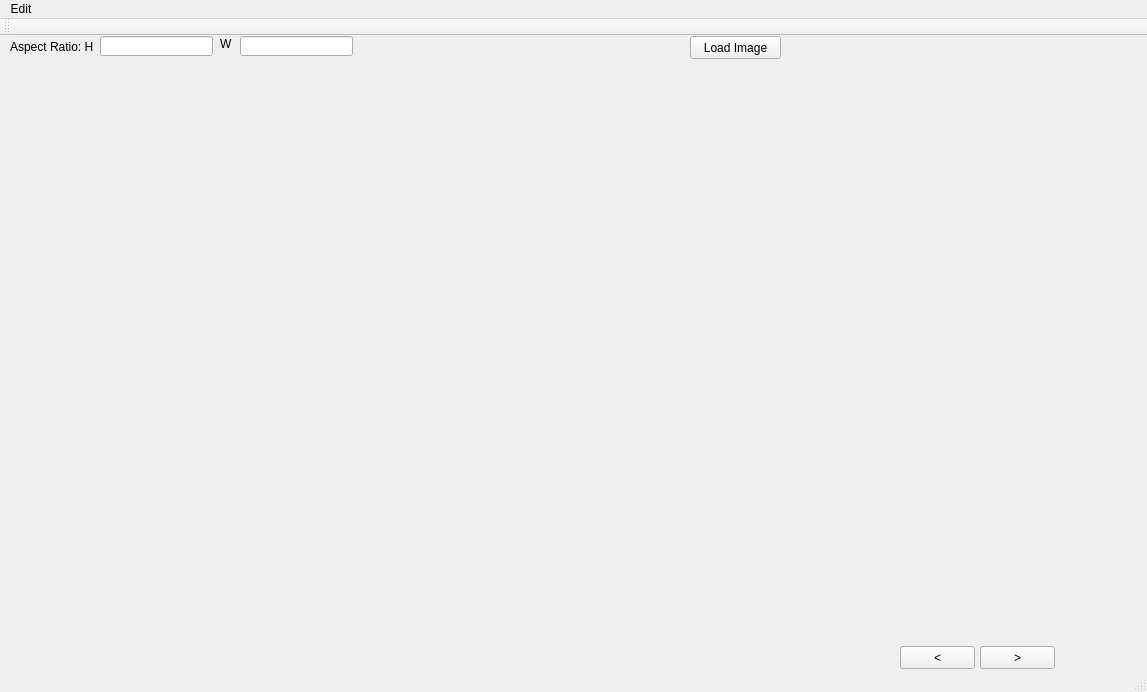
Old version of the form ImgCropper/ImgCropper.ui in the repository HamdySarhan/ImgCropper.
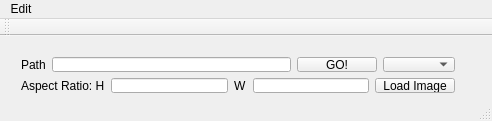
New version of the form.

Patch:
```diff
--- a/ImgCropper/ImgCropper.ui
+++ b/ImgCropper/ImgCropper.ui
@@ -6,76 +6,14 @@
    <rect>
     <x>0</x>
     <y>0</y>
-    <width>1147</width>
-    <height>692</height>
+    <width>492</width>
+    <height>121</height>
    </rect>
   </property>
   <property name="windowTitle">
    <string>ImgCropper</string>
   </property>
   <widget class="QWidget" name="centralWidget">
-   <widget class="QLabel" name="label">
-    <property name="geometry">
-     <rect>
-      <x>10</x>
-      <y>0</y>
-      <width>91</width>
-      <height>21</height>
-     </rect>
-    </property>
-    <property name="text">
-     <string>Aspect Ratio: H</string>
-    </property>
-   </widget>
-   <widget class="QLineEdit" name="Rh">
-    <property name="geometry">
-     <rect>
-      <x>100</x>
-      <y>0</y>
-      <width>113</width>
-      <height>20</height>
-     </rect>
-    </property>
-   </widget>
-   <widget class="QLineEdit" name="Rw">
-    <property name="geometry">
-     <rect>
-      <x>240</x>
-      <y>0</y>
-      <width>113</width>
-      <height>20</height>
-     </rect>
-    </property>
-   </widget>
-   <widget class="QLabel" name="label_2">
-    <property name="geometry">
-     <rect>
-      <x>220</x>
-      <y>0</y>
-      <width>16</width>
-      <height>16</height>
-     </rect>
-    </property>
-    <property name="text">
-     <string>W</string>
-    </property>
-   </widget>
-   <widget class="QLabel" name="image">
-    <property name="geometry">
-     <rect>
-      <x>0</x>
-      <y>30</y>
-      <width>1141</width>
-      <height>561</height>
-     </rect>
-    </property>
-    <property name="text">
-     <string/>
-    </property>
-    <property name="scaledContents">
-     <bool>true</bool>
-    </property>
-   </widget>
    <widget class="QPushButton" name="pBp">
     <property name="geometry">
      <rect>
@@ -102,18 +40,76 @@
      <string>&gt;</string>
     </property>
    </widget>
-   <widget class="QPushButton" name="load">
+   <widget class="QWidget" name="">
     <property name="geometry">
      <rect>
-      <x>690</x>
-      <y>0</y>
-      <width>91</width>
-      <height>23</height>
+      <x>10</x>
+      <y>10</y>
+      <width>456</width>
+      <height>58</height>
      </rect>
     </property>
-    <property name="text">
-     <string>Load Image</string>
-    </property>
+    <layout class="QVBoxLayout" name="verticalLayout">
+     <item>
+      <layout class="QHBoxLayout" name="horizontalLayout_3">
+       <item>
+        <widget class="QLabel" name="label_3">
+         <property name="text">
+          <string>Path</string>
+         </property>
+        </widget>
+       </item>
+       <item>
+        <widget class="QLineEdit" name="path1"/>
+       </item>
+       <item>
+        <widget class="QPushButton" name="go1">
+         <property name="text">
+          <string>GO!</string>
+         </property>
+        </widget>
+       </item>
+       <item>
+        <widget class="QComboBox" name="combo1"/>
+       </item>
+      </layout>
+     </item>
+     <item>
+      <layout class="QHBoxLayout" name="horizontalLayout_2">
+       <item>
+        <layout class="QHBoxLayout" name="horizontalLayout">
+         <item>
+          <widget class="QLabel" name="label">
+           <property name="text">
+            <string>Aspect Ratio: H</string>
+           </property>
+          </widget>
+         </item>
+         <item>
+          <widget class="QLineEdit" name="Rh"/>
+         </item>
+         <item>
+          <widget class="QLabel" name="label_2">
+           <property name="text">
+            <string>W</string>
+           </property>
+          </widget>
+         </item>
+         <item>
+          <widget class="QLineEdit" name="Rw"/>
+         </item>
+        </layout>
+       </item>
+       <item>
+        <widget class="QPushButton" name="load">
+         <property name="text">
+          <string>Load Image</string>
+         </property>
+        </widget>
+       </item>
+      </layout>
+     </item>
+    </layout>
    </widget>
   </widget>
   <widget class="QMenuBar" name="menuBar">
@@ -121,7 +117,7 @@
     <rect>
      <x>0</x>
      <y>0</y>
-     <width>1147</width>
+     <width>492</width>
      <height>21</height>
     </rect>
    </property>
```
